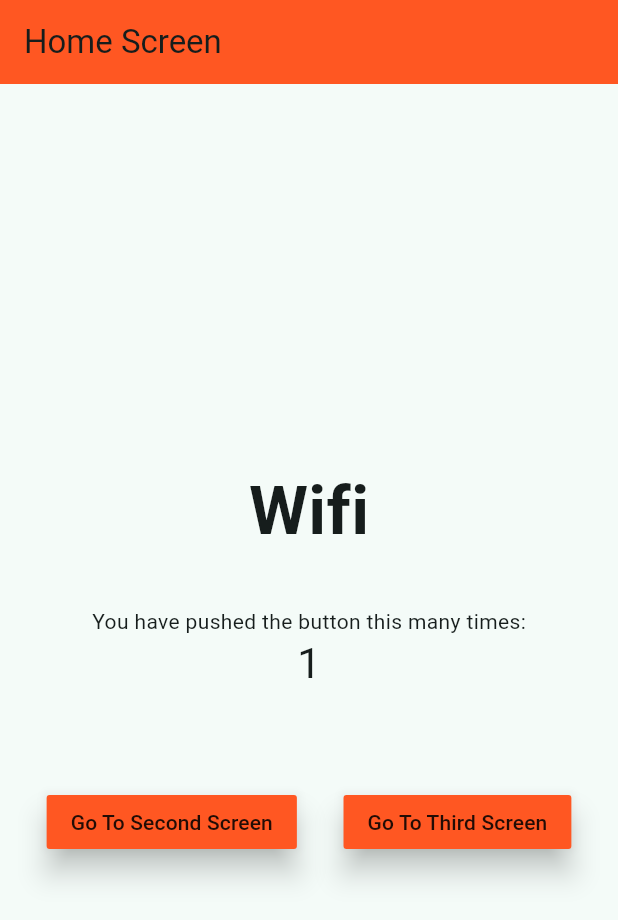
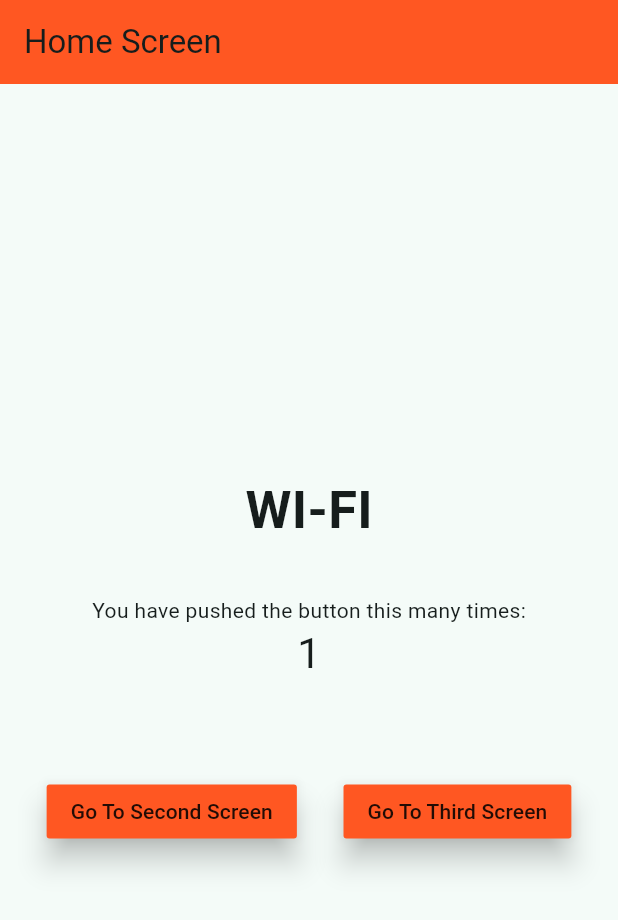
Before and after one commit to Kunjshingala/Flutter-Counter-BloC, a Flutter app: the screen it shows after launch, on a phone screen of 412 x 824 dp. Shown: the top 920 px of the screen. Run offline on Flutter 3.47's test engine with Material 3 defaults, Android fonts, the phone set to English and light mode, and no system bars; our stand-ins replace bloc, connectivity_plus, flutter_bloc.

Commit message:
change state and connection type using bloc listner.

```diff
--- a/lib/logic/cubit/counter_cubit.dart
+++ b/lib/logic/cubit/counter_cubit.dart
@@ -1,37 +1,10 @@
-import 'dart:async';
-
 import 'package:bloc/bloc.dart';
-
-import '../../constants/enum.dart';
-import 'internet_cubit.dart';
 
 part 'counter_state.dart';
 
 class CounterCubit extends Cubit<CounterState> {
-  final InternetCubit internetCubit;
-  late StreamSubscription internetStreamSubscription;
-
   // Constructor
-  CounterCubit({required this.internetCubit})
-      : super(CounterState(counterValue: 0)) {
-    monitorInternetCubit();
-  }
-
-  StreamSubscription<InternetState> monitorInternetCubit() {
-    return internetStreamSubscription = internetCubit.stream.listen(
-      (internetState) {
-        if (internetState is InternetConnected &&
-            internetState.connectionType == ConnectionType.wifi) {
-          increment();
-        } else if (internetState is InternetConnected &&
-            internetState.connectionType == ConnectionType.mobile) {
-          decrement();
-        } else if (internetState is InternetDisconnected) {
-          reset();
-        }
-      },
-    );
-  }
+  CounterCubit() : super(CounterState(counterValue: 0));
 
   void increment() {
     emit(CounterState(counterValue: state.counterValue + 1, incremented: 1));
@@ -45,11 +18,4 @@ class CounterCubit extends Cubit<CounterState> {
   void decrement() {
     emit(CounterState(counterValue: state.counterValue - 1, incremented: -1));
   }
-
-  @override
-  Future<void> close() {
-// TODO: implement close
-    internetStreamSubscription.cancel();
-    return super.close();
-  }
 }
--- a/lib/main.dart
+++ b/lib/main.dart
@@ -28,10 +28,7 @@ class MyApp extends StatelessWidget {
           create: (context) => InternetCubit(connectivity: connectivity),
         ),
         BlocProvider<CounterCubit>(
-          create: (context) => CounterCubit(
-            internetCubit: BlocProvider.of<InternetCubit>(context),
-            // OR internetCubit : context.read<InternetCubit>(),
-          ),
+          create: (context) => CounterCubit(),
         ),
       ],
       child: MaterialApp(
--- a/lib/presentation/screen/home_screen.dart
+++ b/lib/presentation/screen/home_screen.dart
@@ -1,8 +1,8 @@
-import 'package:counter/constants/enum.dart';
 import 'package:counter/logic/cubit/internet_cubit.dart';
 import 'package:flutter/material.dart';
 import 'package:flutter_bloc/flutter_bloc.dart';
 
+import '../../constants/enum.dart';
 import '../../logic/cubit/counter_cubit.dart';
 
 class HomeScreen extends StatefulWidget {
@@ -18,7 +18,19 @@ class HomeScreen extends StatefulWidget {
 class _HomeScreenState extends State<HomeScreen> {
   @override
   Widget build(BuildContext context) {
-    return Scaffold(
+    return BlocListener<InternetCubit, InternetState>(
+      listener: (context, state) {
+        if (state is InternetConnected &&
+            state.connectionType == ConnectionType.wifi) {
+          context.read<CounterCubit>().increment();
+        } else if (state is InternetConnected &&
+            state.connectionType == ConnectionType.mobile) {
+          context.read<CounterCubit>().decrement();
+        } else if (state is InternetDisconnected) {
+          context.read<CounterCubit>().reset();
+        }
+      },
+      child: Scaffold(
         appBar: AppBar(
           backgroundColor: widget.color,
           title: Text(widget.title),
@@ -31,18 +43,18 @@ class _HomeScreenState extends State<HomeScreen> {
                 builder: (context, state) {
                   if (state is InternetConnected &&
                       state.connectionType == ConnectionType.wifi) {
-                  return const Text('Wifi',
-                      style:
-                          TextStyle(fontSize: 45, fontWeight: FontWeight.bold));
+                    return const Text('WI-FI',
+                        style: TextStyle(
+                            fontWeight: FontWeight.bold, fontSize: 35));
                   } else if (state is InternetConnected &&
                       state.connectionType == ConnectionType.mobile) {
-                  return const Text('Mobile Data',
-                      style:
-                          TextStyle(fontSize: 45, fontWeight: FontWeight.bold));
+                    return const Text('MOBILE DATA',
+                        style: TextStyle(
+                            fontWeight: FontWeight.bold, fontSize: 35));
                   } else if (state is InternetDisconnected) {
-                  return const Text('Disconnected',
-                      style:
-                          TextStyle(fontSize: 45, fontWeight: FontWeight.bold));
+                    return const Text('DISCONNECTED',
+                        style: TextStyle(
+                            fontWeight: FontWeight.bold, fontSize: 35));
                   }
                   return const CircularProgressIndicator();
                 },
@@ -151,6 +163,7 @@ class _HomeScreenState extends State<HomeScreen> {
             ],
           ),
         ),
+      ),
     );
   }
 }
```
Also changed, not shown: lib/presentation/router/app_router.dart (+8 -3 lines). Lines whose indentation alone changed are shown as unchanged.
